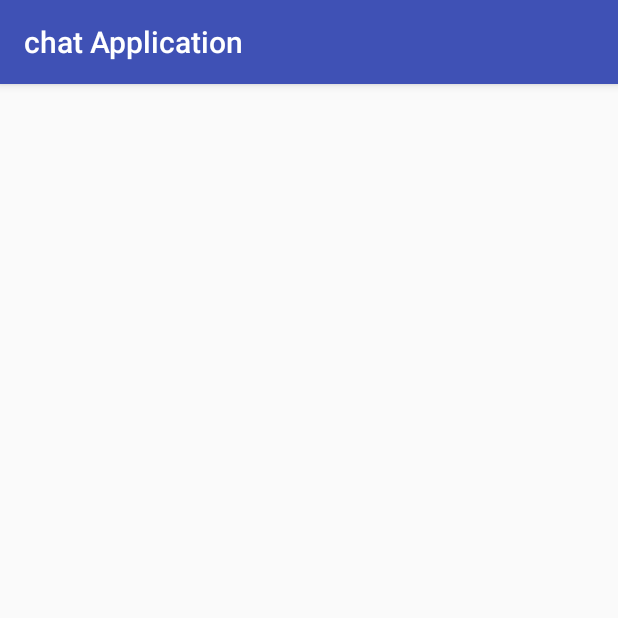
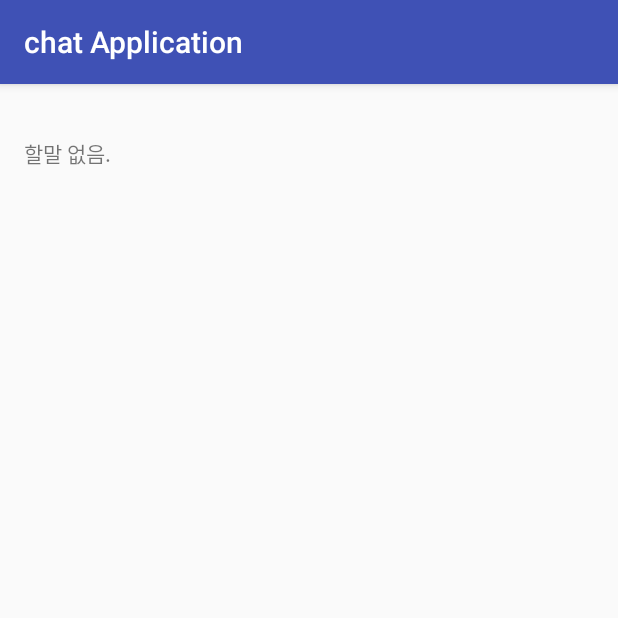
Before and after one commit to LHM0428/androidPractice, an Android app: the screen it shows after launch (ChatActivity), after a tap on "SEND", on a phone screen of 412 x 824 dp, the top half of it. Run offline under Robolectric (Android 15) with nearby library versions, the phone set to English and light mode, and no system bars.

```diff
--- a/Try_1/chatapplication/src/main/java/com/practice/lee/chatapplication/ChatActivity.java
+++ b/Try_1/chatapplication/src/main/java/com/practice/lee/chatapplication/ChatActivity.java
@@ -1,19 +1,15 @@
 package com.practice.lee.chatapplication;
 
 import android.os.Bundle;
-import android.support.design.widget.FloatingActionButton;
-import android.support.design.widget.Snackbar;
 import android.support.v7.app.AppCompatActivity;
 import android.support.v7.widget.Toolbar;
 import android.view.Gravity;
 import android.view.View;
-import android.view.Menu;
-import android.view.MenuItem;
 import android.widget.Button;
 import android.widget.EditText;
 import android.widget.LinearLayout;
+import android.widget.ScrollView;
 import android.widget.TextView;
-import android.widget.Toast;
 
 import java.util.Calendar;
 
@@ -22,6 +18,7 @@ public class ChatActivity extends AppCompatActivity implements View.OnClickListe
     private EditText Input_Message;
     private Button bt_send;
     private LinearLayout message_log;
+    private ScrollView sc_text;
 
     @Override
     protected void onCreate(Bundle savedInstanceState){
@@ -32,8 +29,9 @@ public class ChatActivity extends AppCompatActivity implements View.OnClickListe
 
         Input_Message = (EditText) findViewById(R.id.input_message);
         bt_send = (Button) findViewById(R.id.bt_send);
+        message_log = (LinearLayout) findViewById(R.id.message_log);
+        sc_text = (ScrollView) findViewById(R.id.sc_text);
         bt_send.setOnClickListener(this);
-
     }
 
 
@@ -41,12 +39,13 @@ public class ChatActivity extends AppCompatActivity implements View.OnClickListe
     public void onClick(View v) {
         if(v.equals(bt_send)){
             String inputText = Input_Message.getText().toString();
+            Input_Message.setText("");
             String answer;
 
             TextView userMessage = new TextView(this);
             userMessage.setText(inputText);
             userMessage.setGravity(Gravity.END);
-            message_log.addView(userMessage,0);
+            message_log.addView(userMessage, LinearLayout.LayoutParams.WRAP_CONTENT);
 
             if(inputText.contains("안녕")){
                 answer="안녕하세요";
@@ -76,8 +75,8 @@ public class ChatActivity extends AppCompatActivity implements View.OnClickListe
             TextView cMessage = new TextView(this);
             cMessage.setText(answer);
             cMessage.setGravity(Gravity.START);
-            message_log.addView(cMessage,0);
-
+            message_log.addView(cMessage,LinearLayout.LayoutParams.WRAP_CONTENT);
+            sc_text.fullScroll(View.FOCUS_DOWN);
         }//bt_send
     }
 }
--- a/Try_1/chatapplication/src/main/res/layout/content_chat.xml
+++ b/Try_1/chatapplication/src/main/res/layout/content_chat.xml
@@ -20,6 +20,7 @@
         android:layout_alignParentStart="true"
         android:layout_marginBottom="55dp"
         android:layout_toStartOf="@+id/bt_send" />
+
     <Button
         android:layout_width="wrap_content"
         android:layout_height="wrap_content"
@@ -29,16 +30,19 @@
         android:layout_alignBottom="@+id/input_message"
         android:layout_alignParentEnd="true" />
 
-    <LinearLayout
+    <ScrollView
+        android:layout_width="match_parent"
+        android:layout_height="400dp"
+        android:id="@+id/sc_text"
+        android:layout_above="@+id/bt_send"
+        android:layout_alignParentStart="true"
+        android:layout_alignParentTop="true">
+     <LinearLayout
         android:orientation="vertical"
         android:layout_width="match_parent"
-        android:layout_height="400dp"
-        android:layout_alignParentStart="true"
-        android:layout_alignParentEnd="true"
-        android:layout_above="@+id/input_message"
-        android:id="@+id/message_log">
-
-
-
+        android:layout_height="wrap_content"
+        android:id="@+id/message_log"
+        android:layout_below="@+id/scrollView">
     </LinearLayout>
+    </ScrollView>
 </RelativeLayout>
```
Also changed, not shown: Try_1/chatapplication/src/main/chatting-web.png (added), Try_1/chatapplication/src/main/res/mipmap-hdpi/chatting.png (added), Try_1/chatapplication/src/main/res/mipmap-mdpi/chatting.png (added), Try_1/chatapplication/src/main/res/mipmap-xhdpi/chatting.png (added), Try_1/chatapplication/src/main/res/mipmap-xxhdpi/chatting.png (added), Try_1/chatapplication/src/main/res/mipmap-xxxhdpi/chatting.png (added).
